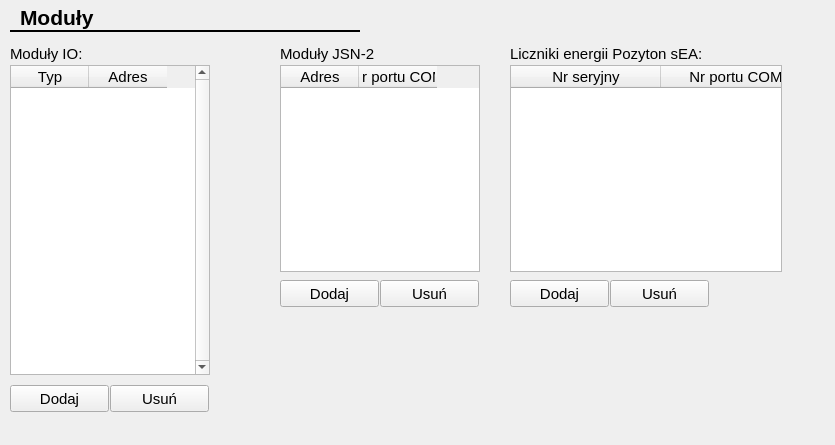
The window that CfgForms/ciomodulescfgform.ui (kaczmar55/koneor_v2) describes before a commit, drawn with Qt 5.
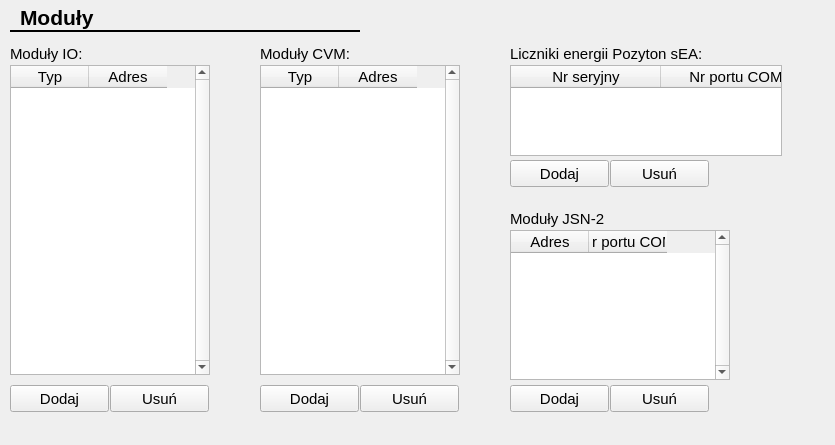
The same window after the commit.

Commit message: Rozdzielone moduły IO i moduły CVM Max moc dla obwodu zwiększona do 32

```diff
--- a/CfgForms/ciomodulescfgform.ui
+++ b/CfgForms/ciomodulescfgform.ui
@@ -54,10 +54,10 @@
   <widget class="QTableWidget" name="jsn2ModulesTable">
    <property name="geometry">
     <rect>
-     <x>280</x>
-     <y>65</y>
-     <width>200</width>
-     <height>207</height>
+     <x>510</x>
+     <y>230</y>
+     <width>220</width>
+     <height>150</height>
     </rect>
    </property>
    <property name="font">
@@ -67,7 +67,7 @@
     </font>
    </property>
    <property name="verticalScrollBarPolicy">
-    <enum>Qt::ScrollBarAlwaysOff</enum>
+    <enum>Qt::ScrollBarAlwaysOn</enum>
    </property>
    <property name="horizontalScrollBarPolicy">
     <enum>Qt::ScrollBarAlwaysOff</enum>
@@ -108,7 +108,7 @@
    <property name="geometry">
     <rect>
      <x>610</x>
-     <y>280</y>
+     <y>160</y>
      <width>99</width>
      <height>27</height>
     </rect>
@@ -126,8 +126,8 @@
   <widget class="QLabel" name="label_14">
    <property name="geometry">
     <rect>
-     <x>280</x>
-     <y>45</y>
+     <x>510</x>
+     <y>210</y>
      <width>100</width>
      <height>17</height>
     </rect>
@@ -148,7 +148,7 @@
      <x>510</x>
      <y>65</y>
      <width>272</width>
-     <height>207</height>
+     <height>91</height>
     </rect>
    </property>
    <property name="font">
@@ -187,7 +187,7 @@
    <property name="geometry">
     <rect>
      <x>510</x>
-     <y>280</y>
+     <y>160</y>
      <width>99</width>
      <height>27</height>
     </rect>
@@ -224,8 +224,8 @@
   <widget class="QPushButton" name="addJsn2Btn">
    <property name="geometry">
     <rect>
-     <x>280</x>
-     <y>280</y>
+     <x>510</x>
+     <y>385</y>
      <width>99</width>
      <height>27</height>
     </rect>
@@ -243,8 +243,8 @@
   <widget class="QPushButton" name="delJsn2Btn">
    <property name="geometry">
     <rect>
-     <x>380</x>
-     <y>280</y>
+     <x>610</x>
+     <y>385</y>
      <width>99</width>
      <height>27</height>
     </rect>
@@ -372,6 +372,113 @@
     <enum>Qt::Horizontal</enum>
    </property>
   </widget>
+  <widget class="QPushButton" name="addCvmModuleBtn">
+   <property name="geometry">
+    <rect>
+     <x>260</x>
+     <y>385</y>
+     <width>99</width>
+     <height>27</height>
+    </rect>
+   </property>
+   <property name="font">
+    <font>
+     <family>Arial</family>
+     <pointsize>11</pointsize>
+    </font>
+   </property>
+   <property name="text">
+    <string>Dodaj</string>
+   </property>
+  </widget>
+  <widget class="QLabel" name="label_17">
+   <property name="geometry">
+    <rect>
+     <x>260</x>
+     <y>45</y>
+     <width>90</width>
+     <height>17</height>
+    </rect>
+   </property>
+   <property name="font">
+    <font>
+     <family>Arial</family>
+     <pointsize>11</pointsize>
+    </font>
+   </property>
+   <property name="text">
+    <string>Moduły CVM:</string>
+   </property>
+  </widget>
+  <widget class="QPushButton" name="delCvmModuleBtn">
+   <property name="geometry">
+    <rect>
+     <x>360</x>
+     <y>385</y>
+     <width>99</width>
+     <height>27</height>
+    </rect>
+   </property>
+   <property name="font">
+    <font>
+     <family>Arial</family>
+     <pointsize>11</pointsize>
+    </font>
+   </property>
+   <property name="text">
+    <string>Usuń</string>
+   </property>
+  </widget>
+  <widget class="QTableWidget" name="cvmModulesTable">
+   <property name="geometry">
+    <rect>
+     <x>260</x>
+     <y>65</y>
+     <width>200</width>
+     <height>310</height>
+    </rect>
+   </property>
+   <property name="font">
+    <font>
+     <family>Arial</family>
+     <pointsize>11</pointsize>
+    </font>
+   </property>
+   <property name="verticalScrollBarPolicy">
+    <enum>Qt::ScrollBarAlwaysOn</enum>
+   </property>
+   <property name="horizontalScrollBarPolicy">
+    <enum>Qt::ScrollBarAsNeeded</enum>
+   </property>
+   <property name="selectionBehavior">
+    <enum>QAbstractItemView::SelectItems</enum>
+   </property>
+   <property name="rowCount">
+    <number>0</number>
+   </property>
+   <property name="columnCount">
+    <number>2</number>
+   </property>
+   <attribute name="horizontalHeaderDefaultSectionSize">
+    <number>78</number>
+   </attribute>
+   <attribute name="verticalHeaderDefaultSectionSize">
+    <number>30</number>
+   </attribute>
+   <attribute name="verticalHeaderMinimumSectionSize">
+    <number>21</number>
+   </attribute>
+   <column>
+    <property name="text">
+     <string>Typ</string>
+    </property>
+   </column>
+   <column>
+    <property name="text">
+     <string>Adres</string>
+    </property>
+   </column>
+  </widget>
  </widget>
  <resources/>
  <connections/>
```
The commit also changes 6 other files.
